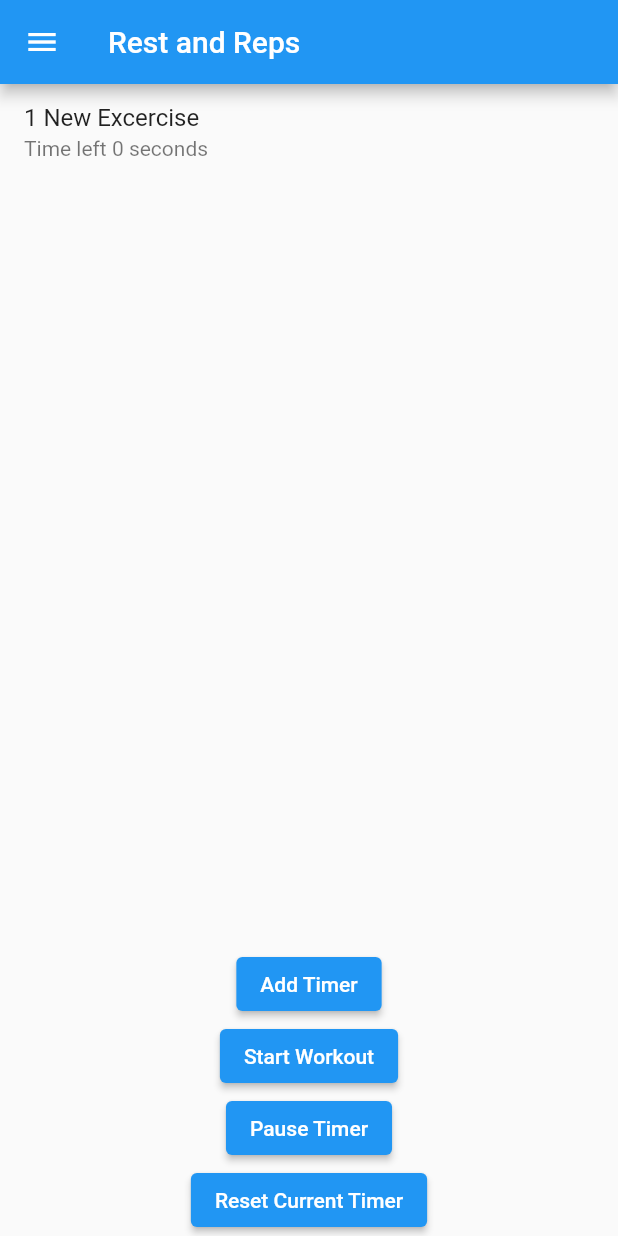
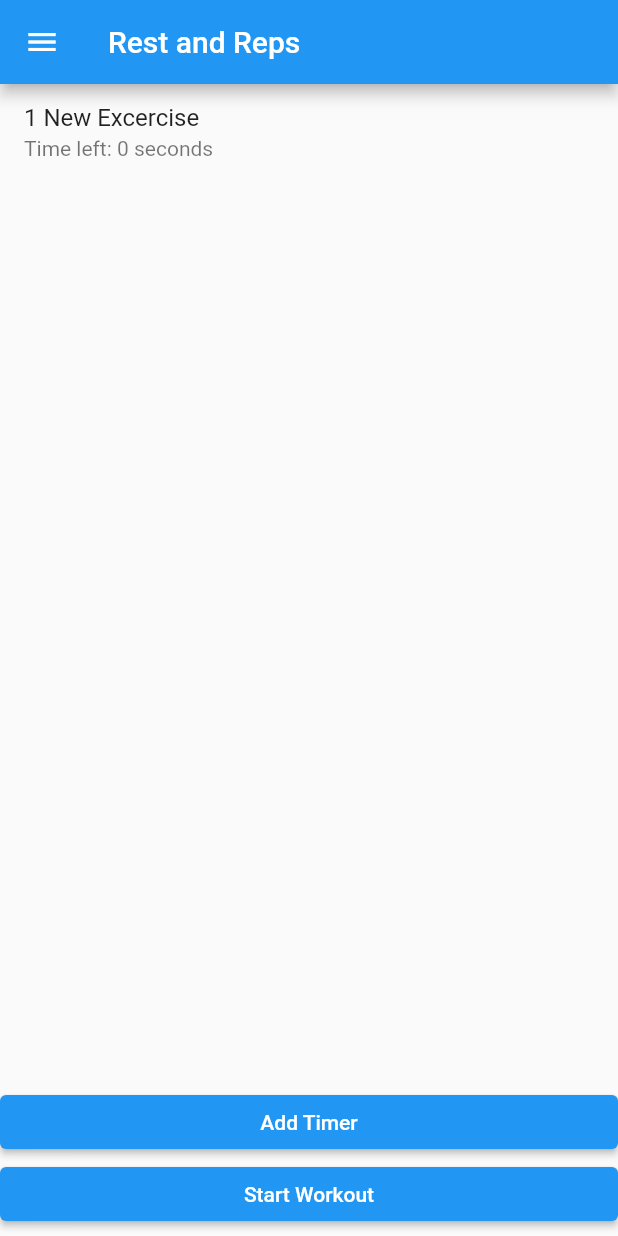
Before and after one commit to BoxedFruits/Reps-and-Rest, a Flutter app: the screen it shows after launch, after a tap on "Add Timer", on a phone screen of 412 x 824 dp. Run offline on Flutter 3.47's test engine with Material 2 defaults, Android fonts, the phone set to English and light mode, and no system bars.

Commit message:
Bottom bar

```diff
--- a/lib/main.dart
+++ b/lib/main.dart
@@ -25,9 +25,7 @@ class MyApp extends StatelessWidget {
                   DrawerHeader(child: Text('Timers')),
                 ],
               ),
-        ),
-      ),
-    );
+            )));
   }
 }
 
@@ -57,16 +55,33 @@ class _TimerListState extends State<TimerList> {
 
   @override
   Widget build(BuildContext context) {
-    return Column(children: [
+    return Stack(children: [
+      Flex(direction: Axis.vertical, children: [
         Expanded(
           child: ListView.builder(
               itemCount: timers.length,
               itemBuilder: (context, index) => this._buildTimer(index)),
-      ),
+        )
+      ]),
+      Column(mainAxisAlignment: MainAxisAlignment.end, children: [
+        Container(
+          height: 200,
+          child: DraggableScrollableSheet(
+            expand: false,
+            minChildSize: 0.085,
+            builder: (BuildContext context, ScrollController scrollController) {
+              return IntrinsicHeight(
+                  child: ListView(controller: scrollController, children: [
                 ElevatedButton(onPressed: _addTimer, child: Text("Add Timer")),
                 ElevatedButton(onPressed: () {}, child: Text("Start Workout")),
                 ElevatedButton(onPressed: () {}, child: Text("Pause Timer")),
-      ElevatedButton(onPressed: () {}, child: Text("Reset Current Timer"))
+                ElevatedButton(
+                    onPressed: () {}, child: Text("Reset Current Timer")),
+              ]));
+            },
+          ),
+        )
+      ])
     ]);
   }
 
@@ -125,12 +140,12 @@ class _TimerState extends State<Timer> {
       title: Text(
         (widget.timerIndex + 1).toString() + " " + excerciseName,
       ),
-      subtitle: Text('Time left ${excerciseDuration.inSeconds} seconds'),
+      subtitle: Text('Time left: ${excerciseDuration.inSeconds} seconds'),
       onTap: () {
         _showDialog(
           context,
           updateExcercise,
-        ); //When creating a new timer, have Exercise name as default
+        );
       },
     );
   }
```
Lines whose indentation alone changed are shown as unchanged.
